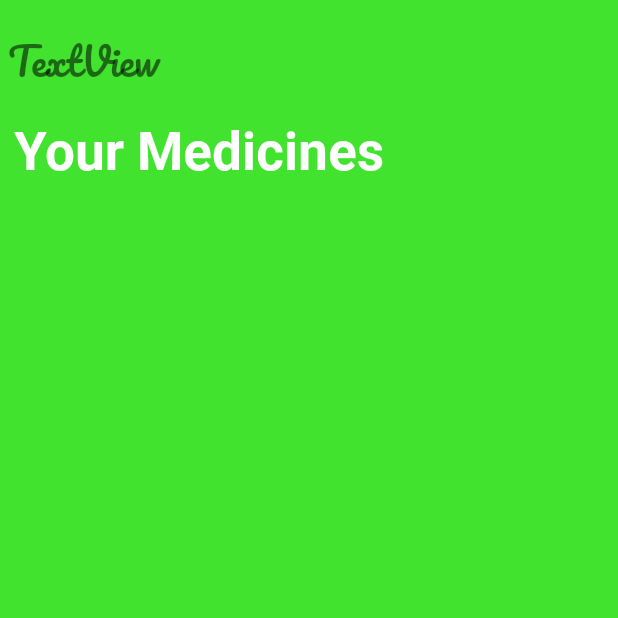
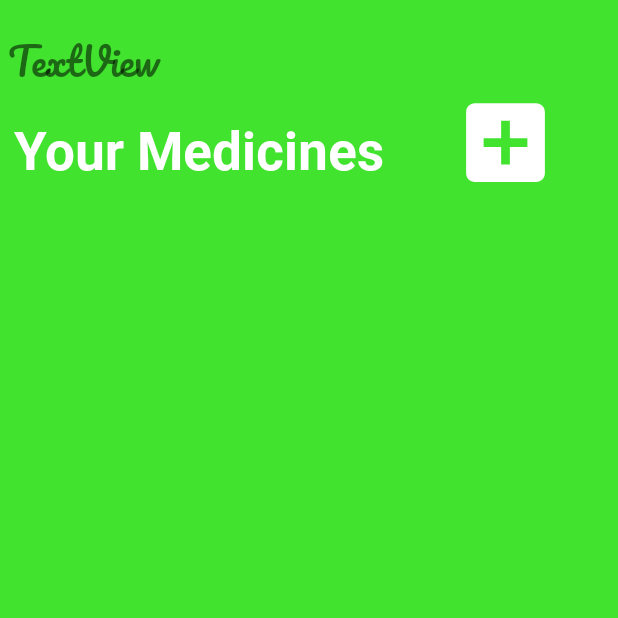
Before and after one commit to SATYAJIT1910/MediClock, an Android app: the DisplayMedicineActivity screen opened directly, with no data from a screen before it, on a phone screen of 412 x 824 dp, the top half of it. Run offline under Robolectric (Android 15) with nearby library versions, the phone set to English and light mode, and no system bars; our stand-ins replace Firebase (no records; nobody signed in at launch, a user with empty details on screens opened directly); 1 statement that could not run was skipped.

Commit message:
ui improvment

```diff
--- a/app/src/main/res/drawable/ic_baseline_add_box_24.xml
+++ b/app/src/main/res/drawable/ic_baseline_add_box_24.xml
@@ -1,4 +1,4 @@
-<vector android:height="24dp" android:tint="#41E32F"
+<vector android:height="24dp" android:tint="#FFFFFF"
     android:viewportHeight="24" android:viewportWidth="24"
     android:width="24dp" xmlns:android="http://schemas.android.com/apk/res/android">
     <path android:fillColor="@android:color/white" android:pathData="M19,3L5,3c-1.11,0 -2,0.9 -2,2v14c0,1.1 0.89,2 2,2h14c1.1,0 2,-0.9 2,-2L21,5c0,-1.1 -0.9,-2 -2,-2zM17,13h-4v4h-2v-4L7,13v-2h4L11,7h2v4h4v2z"/>
--- a/app/src/main/res/layout/activity_display_medicine.xml
+++ b/app/src/main/res/layout/activity_display_medicine.xml
@@ -26,12 +26,13 @@
 
     <ImageView
         android:id="@+id/add_btn"
-        android:layout_width="90dp"
-        android:layout_height="90dp"
+        android:layout_width="70dp"
+        android:layout_height="70dp"
         android:layout_alignParentEnd="true"
         android:layout_alignParentRight="false"
-        android:layout_alignParentBottom="true"
-        android:layout_marginTop="580dp"
+        android:layout_alignParentBottom="false"
+        android:layout_marginTop="60dp"
+        android:layout_marginHorizontal="40dp"
         android:clickable="true"
         app:srcCompat="@drawable/ic_baseline_add_box_24" />
 
--- a/app/src/main/res/layout/custom_list_view.xml
+++ b/app/src/main/res/layout/custom_list_view.xml
@@ -13,7 +13,8 @@
         android:layout_alignParentStart="true"
         android:layout_alignParentTop="true"
         android:layout_marginStart="10dp"
-        android:layout_marginTop="20dp"
+        android:layout_marginTop="10dp"
+        android:fontFamily="@font/robotobold"
         android:text="Medicine Name"
         android:textSize="30sp"
         tools:layout_editor_absoluteX="28dp"
@@ -27,6 +28,7 @@
         android:layout_alignParentTop="true"
         android:layout_marginStart="10dp"
         android:layout_marginTop="99dp"
+        android:layout_marginBottom="5dp"
         android:text="Time : 1500"
         tools:layout_editor_absoluteX="120dp"
         tools:layout_editor_absoluteY="63dp" />
```
